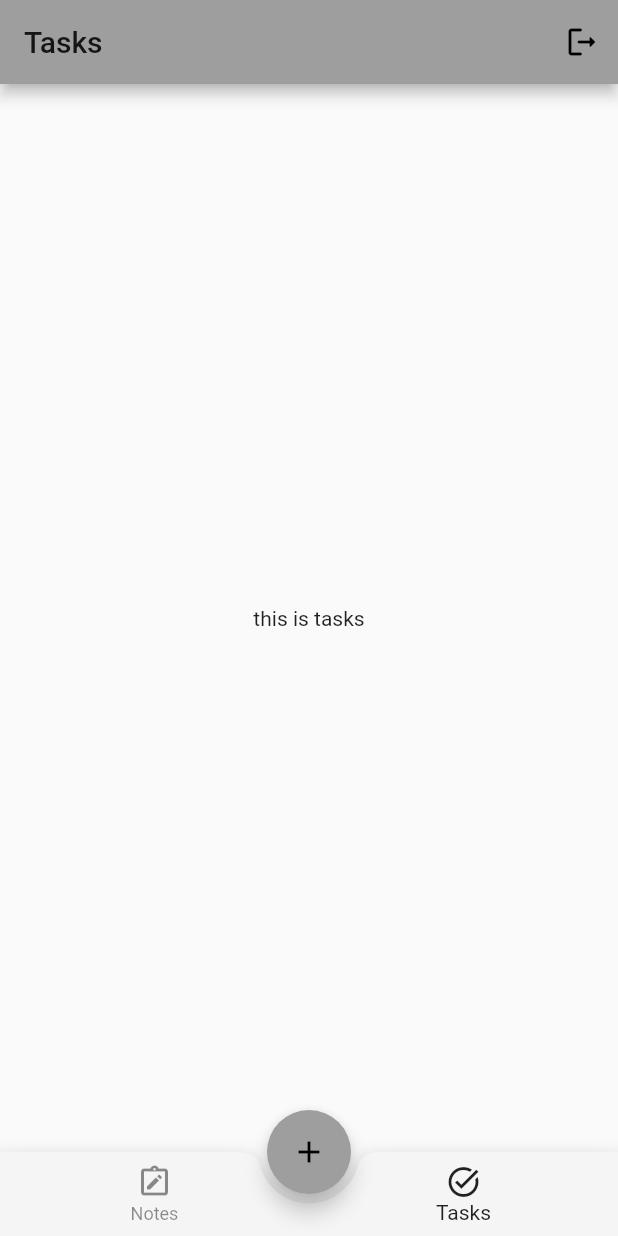
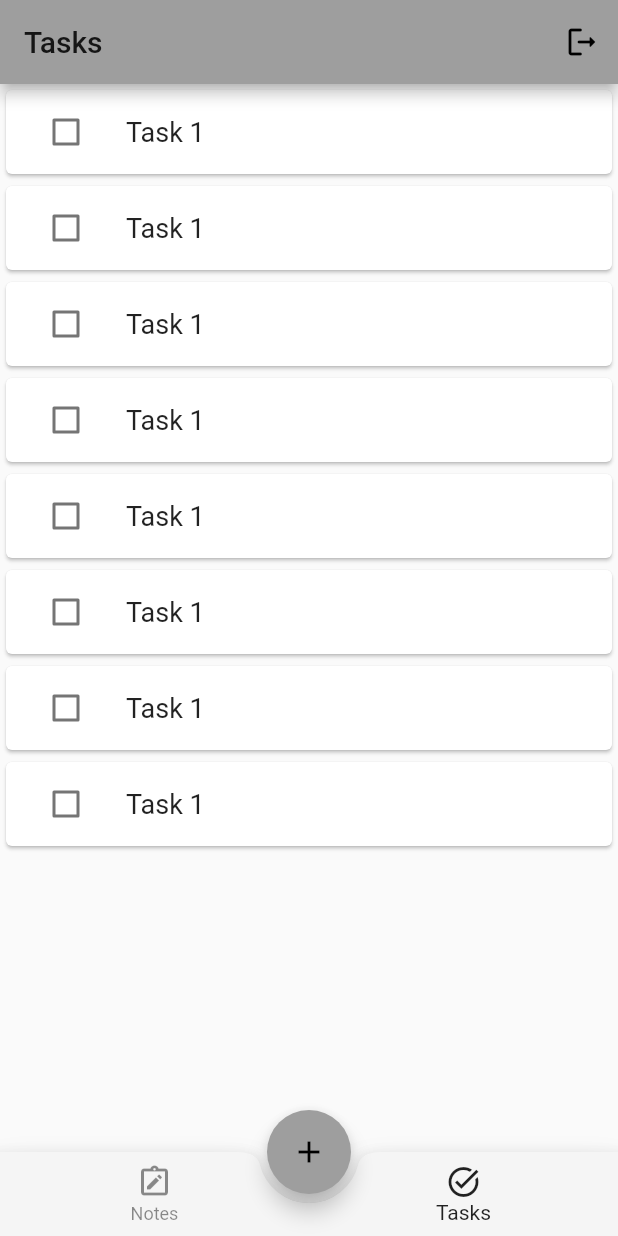
Before and after one commit to nokla007/spotlighter, a Flutter app: the screen it shows once a user with an empty profile is signed in, item 2 of the bottom bar chosen, on a phone screen of 412 x 824 dp. Run offline on Flutter 3.47's test engine with Material 2 defaults, Android fonts, the phone set to English and light mode, and no system bars; our stand-ins replace cloud_firestore, firebase_auth, firebase_core; accounts and stored records are empty.

Commit message:
task page implemented.

```diff
--- a/lib/screens/tasks_page.dart
+++ b/lib/screens/tasks_page.dart
@@ -1,12 +1,57 @@
 import 'package:flutter/material.dart';
 
 class TasksPage extends StatelessWidget {
-  const TasksPage({Key? key}) : super(key: key);
+  TasksPage({Key? key}) : super(key: key);
 
   @override
   Widget build(BuildContext context) {
-    return Container(
-      child: Center(child: Text('this is tasks')),
+    return ListView(children: [
+      TaskTile(title: 'Task 1'),
+      TaskTile(title: 'Task 1'),
+      TaskTile(title: 'Task 1'),
+      TaskTile(title: 'Task 1'),
+      TaskTile(title: 'Task 1'),
+      TaskTile(title: 'Task 1'),
+      TaskTile(title: 'Task 1'),
+      TaskTile(title: 'Task 1'),
+    ]);
+  }
+}
+
+class TaskTile extends StatefulWidget {
+  String title = '';
+  bool value = false;
+
+  TaskTile({Key? key, required this.title}) : super(key: key);
+  @override
+  _TaskTileState createState() => _TaskTileState();
+}
+
+class _TaskTileState extends State<TaskTile> {
+  @override
+  Widget build(BuildContext context) {
+    return Card(
+      child: ListTile(
+        leading: Checkbox(
+          value: widget.value,
+          onChanged: (val) {
+            if (val != null)
+              setState(() {
+                widget.value = val;
+              });
+          },
+        ),
+        title: Text(
+          widget.title,
+          style: TextStyle(
+            fontSize: 18,
+            decoration: (widget.value) ? TextDecoration.lineThrough : null,
+          ),
+        ),
+        onTap: () {
+          print('task tapped');
+        },
+      ),
     );
   }
 }
```
